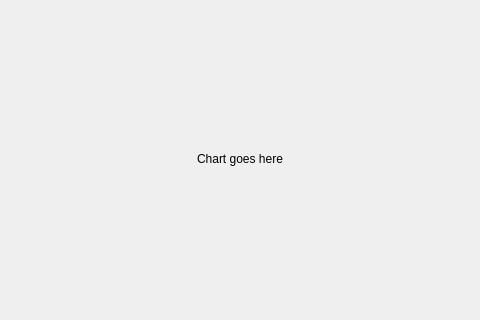
Judah-F/Group-3-Capstone, file ui/results.ui: the form before one commit; both pictures show x 160 to 640 and y 144 to 464 of the 800 by 600 pixel window.
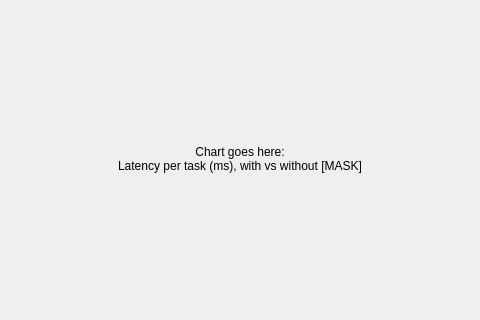
The form after the commit.

Commit message: Update results.ui page for mockup

What changed in the file:
```diff
--- a/ui/results.ui
+++ b/ui/results.ui
@@ -57,7 +57,8 @@
       <item>
        <widget class="QLabel" name="chartPlaceholderLabel">
         <property name="text">
-         <string>Chart goes here</string>
+         <string>Chart goes here:
+Latency per task (ms), with vs without [MASK]</string>
         </property>
         <property name="alignment">
          <set>Qt::AlignCenter</set>
```
